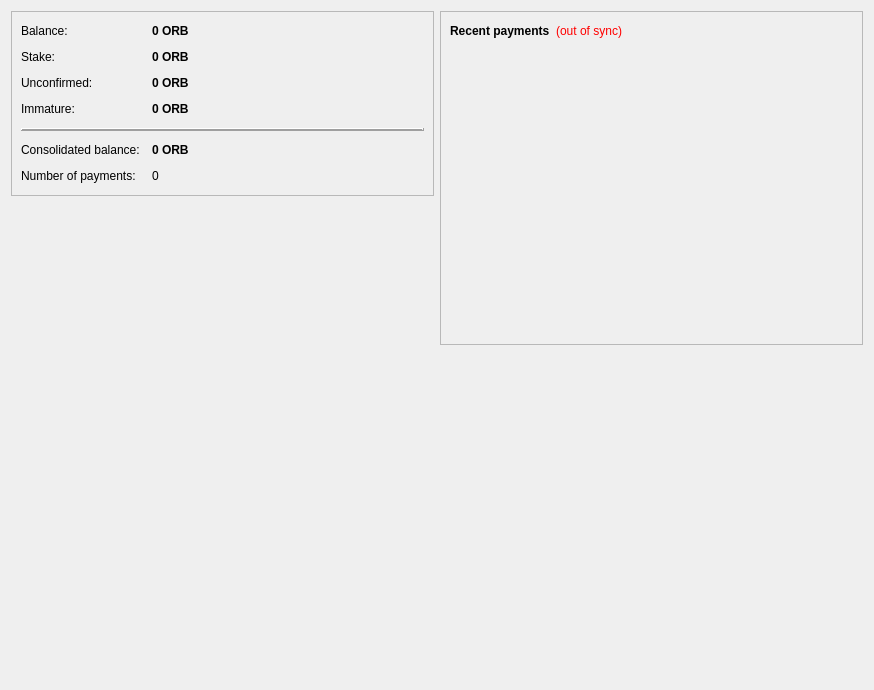
TrezarCoin/TrezarCoin, file src/qt/forms/overviewpage.ui: the form before one commit.
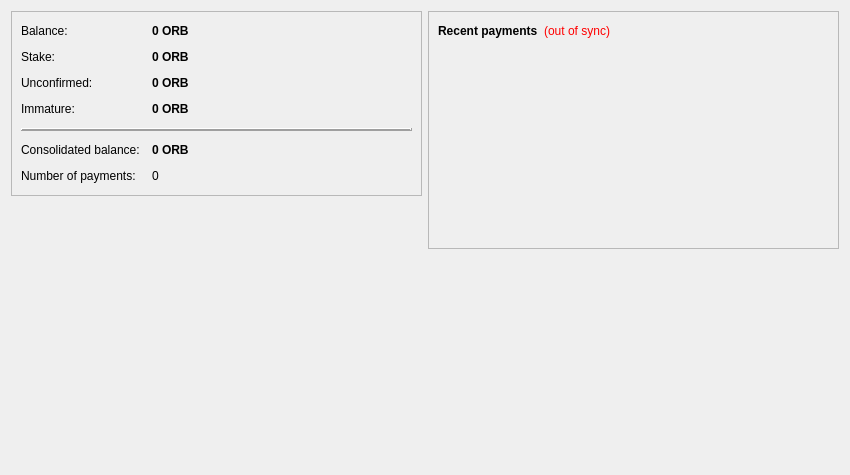
The form after the commit. Icons and pictures are not drawn.

Commit message: Qt GUI: Size Defaults Corrected

What changed in the file:
```diff
--- a/src/qt/forms/overviewpage.ui
+++ b/src/qt/forms/overviewpage.ui
@@ -6,8 +6,8 @@
    <rect>
     <x>0</x>
     <y>0</y>
-    <width>874</width>
-    <height>690</height>
+    <width>850</width>
+    <height>475</height>
    </rect>
   </property>
   <property name="windowTitle">
```
The commit also changes 3 other files.
